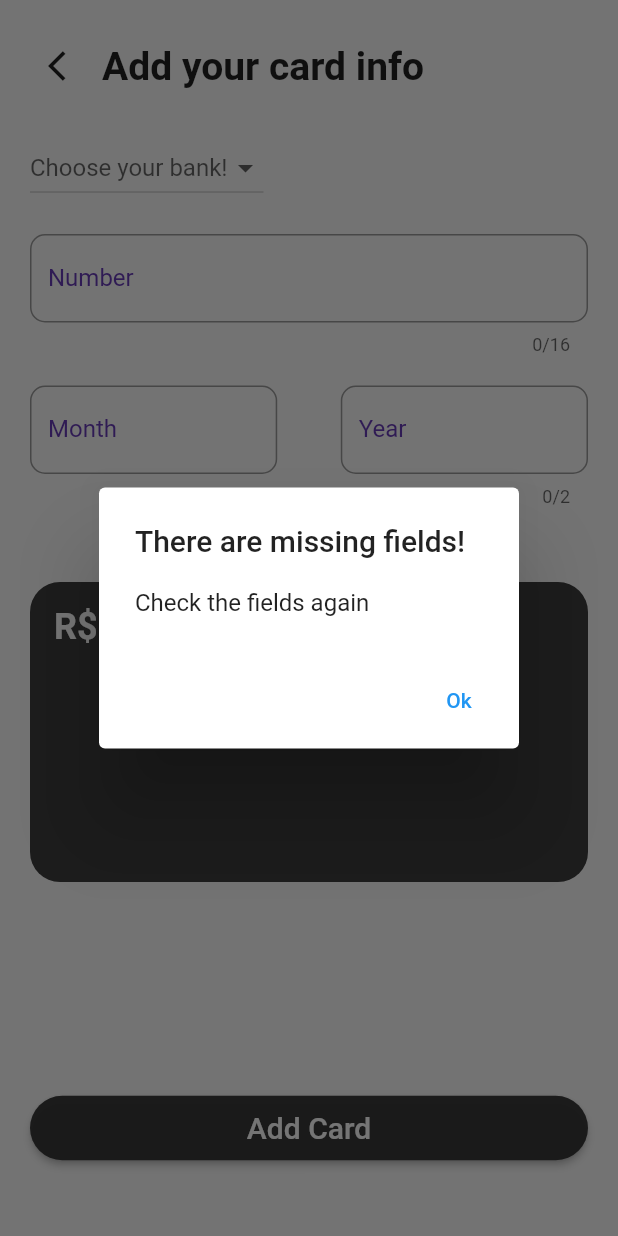
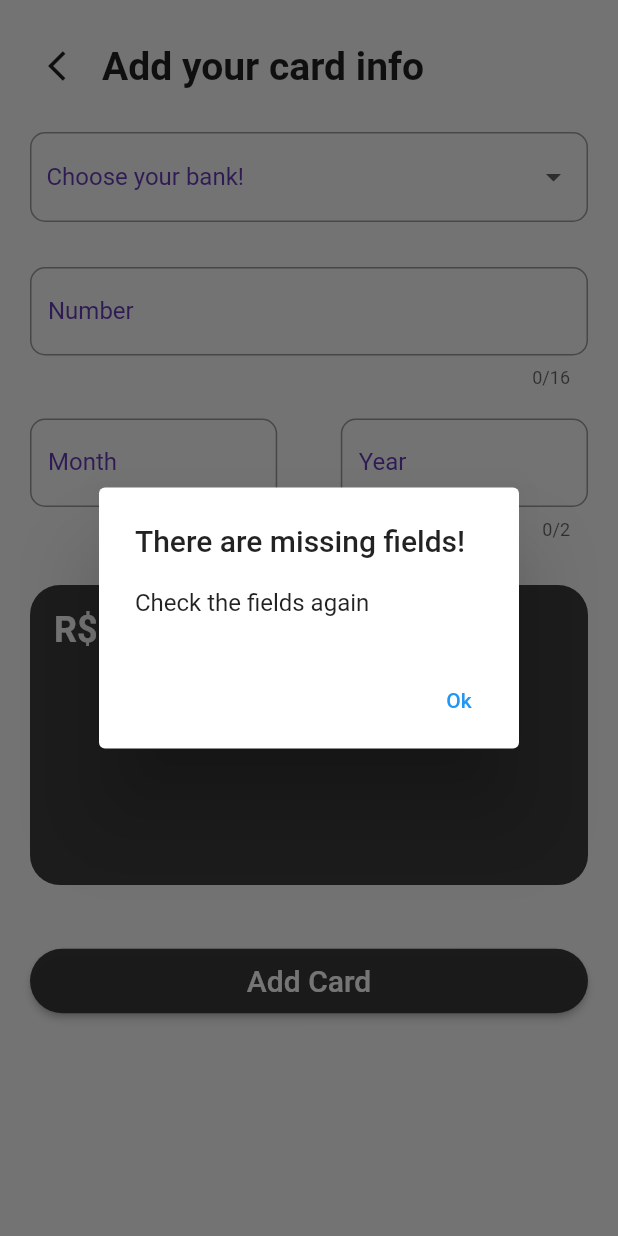
Before and after one commit to BerPGR/flutter-mybank-app, a Flutter app: the CardCreatorPage screen opened directly, after a tap on "Add Card", on a phone screen of 412 x 824 dp. Run offline on Flutter 3.47's test engine with Material 2 defaults, Android fonts, the phone set to English and light mode, and no system bars; our stand-ins replace smooth_page_indicator.

Commit message:
Fixed all cards issue and changed designs

```diff
--- a/lib/model/bank_card.dart
+++ b/lib/model/bank_card.dart
@@ -6,9 +6,11 @@ class BankCard {
   final int expiryMonth;
   final int expiryYear;
   final color;
+  final int id;
 
   BankCard(
-      {required this.cardNumber,
+      {required this.id,
+      required this.cardNumber,
       required this.flag,
       this.balance = 0.0,
       required this.expiryMonth,
--- a/lib/pages/card_creator_page.dart
+++ b/lib/pages/card_creator_page.dart
@@ -87,9 +87,20 @@ class _CardCreatorPageState extends State<CardCreatorPage> {
                 /*
                   DropDown to select one of the banks in the _bancos list
                 */
-                DropdownButton<String>(
+                Container(
+                  padding: EdgeInsets.symmetric(horizontal: 10, vertical: 5),
+                  width: MediaQuery.of(context).size.width,
+                  decoration: BoxDecoration(
+                    borderRadius: BorderRadius.circular(10),
+                    border: Border.all(color: Colors.grey),
+                  ),
+                  child: DropdownButtonHideUnderline(
+                    child: DropdownButton<String>(
                       elevation: 8,
-                  hint: Text('Choose your bank!'),
+                      hint: Text(
+                        'Choose your bank!',
+                        style: TextStyle(color: Colors.deepPurple),
+                      ),
                       value: _banco.isNotEmpty ? _banco : null,
                       onChanged: (value) {
                         setState(() {
@@ -106,8 +117,10 @@ class _CardCreatorPageState extends State<CardCreatorPage> {
                         },
                       ).toList(),
                     ),
+                  ),
+                ),
                 SizedBox(
-                  height: 20,
+                  height: 30,
                 ),
                 /*
                   TextField to insert card's number and
@@ -262,7 +275,7 @@ class _CardCreatorPageState extends State<CardCreatorPage> {
                   ],
                 ),
                 SizedBox(
-                  height: 50,
+                  height: 30,
                 ),
                 /*
                   Added a CreateCardWidget widget so optimize the code,
--- a/lib/pages/home_page.dart
+++ b/lib/pages/home_page.dart
@@ -16,6 +16,9 @@ class _HomePageState extends State<HomePage> {
   final _pageController = PageController();
   List allCards = [];
 
+/*
+Widget to optimize code and show all the bank cards
+*/
   Widget _allCards() {
     return Column(
       children: [
@@ -27,6 +30,7 @@ class _HomePageState extends State<HomePage> {
             children: allCards
                 .map(
                   (card) => MyCards(
+                      id: card.id,
                       flag: card.flag,
                       expiryYear: card.expiryYear,
                       expiryMonth: card.expiryMonth,
--- a/lib/widgets/create_card_widget.dart
+++ b/lib/widgets/create_card_widget.dart
@@ -25,6 +25,7 @@ class CreateCardWidget extends StatefulWidget {
 }
 
 class _CreateCardWidgetState extends State<CreateCardWidget> {
+  int cardId = cards.length;
   double saldo = 0;
   @override
   Widget build(BuildContext context) {
@@ -96,7 +97,7 @@ class _CreateCardWidgetState extends State<CreateCardWidget> {
             ),
           ],
         ),
-        SizedBox(height: 140),
+        SizedBox(height: 40),
         Align(
           alignment: Alignment.center,
           child: ElevatedButton(
@@ -119,7 +120,15 @@ class _CreateCardWidgetState extends State<CreateCardWidget> {
                           ],
                         ));
               } else {
+                if (cards.length == 0) {
+                  setState(() {
+                    cardId = 0;
+                  });
+                } else {
+                  cardId = cards.length + 1;
+                }
                 cards.add(BankCard(
+                    id: cardId,
                     color: widget.cardColor,
                     cardNumber: widget.cardNumber,
                     flag: widget.flagImagePath,
```
Also changed, not shown: lib/widgets/my_cards.dart (+57 -2 lines). Lines whose indentation alone changed are shown as unchanged.
